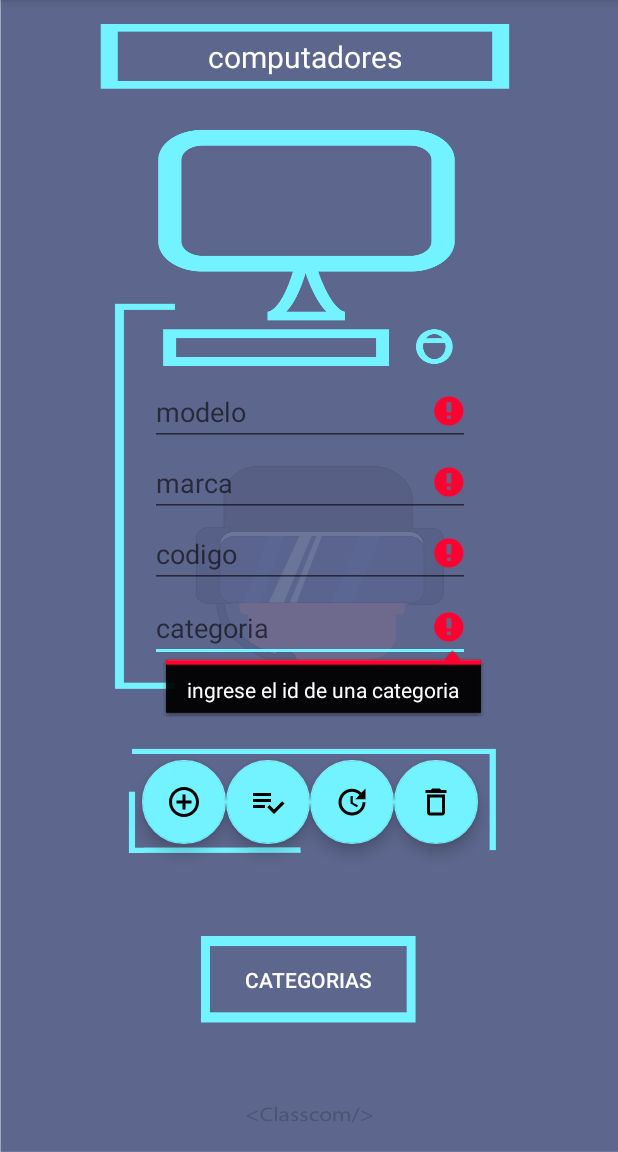
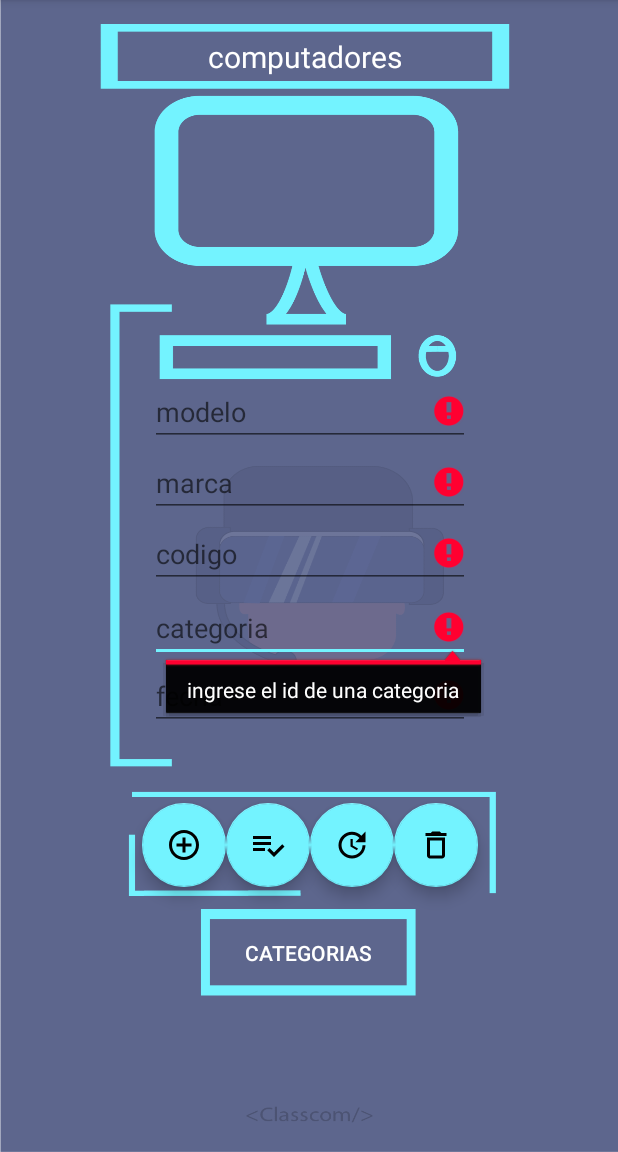
Before and after one commit to rojas05/classcom, an Android app: the busqueda screen opened directly, with no data from a screen before it, after a tap on an icon or button, on a phone screen of 412 x 824 dp, the part 84-1236 px from its top. Run offline under Robolectric (Android 15) with nearby library versions, the phone set to English and light mode, and no system bars.

Commit message:
corrección

```diff
--- a/app/src/main/AndroidManifest.xml
+++ b/app/src/main/AndroidManifest.xml
@@ -1,6 +1,7 @@
 <?xml version="1.0" encoding="utf-8"?>
 <manifest xmlns:android="http://schemas.android.com/apk/res/android"
     package="com.cristian.rojas" >
+    <uses-permission android:name="android.permission.INTERNET"/>
     <application
         android:allowBackup="true"
         android:icon="@mipmap/logoins"
--- a/app/src/main/java/com/cristian/rojas/busqueda.kt
+++ b/app/src/main/java/com/cristian/rojas/busqueda.kt
@@ -31,8 +31,16 @@ class busqueda : AppCompatActivity(), View.OnClickListener {
           val intent =  Intent(this,categorias::class.java)
             startActivity(intent)
         }
+        vinculo.etdate.setOnClickListener{showDatepickerDialogo()}
     }
 
+    private fun showDatepickerDialogo() {
+        val datePicker = fecha{dia, mes, an -> onDateSelecter(dia, mes, an) }
+        datePicker.show(supportFragmentManager, "datePiker")
+    }
+    fun onDateSelecter(dia:Int ,mes:Int ,an:Int){
+        vinculo.etdate.setText("$dia/$mes/$an")
+    }
     override fun onCreateOptionsMenu(menu: Menu?): Boolean {
         menuInflater.inflate(R.menu.menu,menu)
         return true
@@ -70,23 +78,27 @@ class busqueda : AppCompatActivity(), View.OnClickListener {
                 var marc: String? = null
                 var codi: Int? = null
                 var mode: String? = null
+                var fecha: String? = null
                 if (TextUtils.isEmpty(vinculo.modelo.text.toString()) && TextUtils.isEmpty(vinculo.marca.text.toString())
-                    && TextUtils.isEmpty(vinculo.codigo.text.toString()) && TextUtils.isEmpty(vinculo.categoria.text.toString())) {
+                    && TextUtils.isEmpty(vinculo.codigo.text.toString()) && TextUtils.isEmpty(vinculo.categoria.text.toString()) && TextUtils.isEmpty(vinculo.etdate.text.toString())) {
                     vinculo.modelo.error = "ingrese un modelo"
                     vinculo.marca.error = "ingrese una marca"
                     vinculo.categoria.error = "ingrese el id de una categoria"
                     vinculo.codigo.error = "ingrese el codigo"
+                    vinculo.etdate.error = "ingrese una fecha"
                     vinculo.modelo.requestFocus()
                     vinculo.marca.requestFocus()
                     vinculo.codigo.requestFocus()
                     vinculo.categoria.requestFocus()
+                    vinculo.etdate.requestFocus()
                 } else {
                     cate = vinculo.categoria.text.toString().toInt()
                     marc = vinculo.marca.text.toString()
                     codi = vinculo.codigo.text.toString().toInt()
                     mode = vinculo.modelo.text.toString()
+                    fecha = vinculo.etdate.text.toString()
                     mostrarinfo("computadores", "computador agregado exitosamente")
-                    val computerInfo = computadores(codi,mode,marc,cate)
+                    val computerInfo = computadores(codi,mode,marc,cate,fecha)
                     GlobalScope.launch {
                         classcom.getInstancia(this@busqueda).daocomputer().insertar(computerInfo)
                     }
@@ -101,6 +113,7 @@ class busqueda : AppCompatActivity(), View.OnClickListener {
                 var marc: String? = null
                 var mode: String? = null
                 vinculo.codigo.text = null
+                vinculo.etdate.text = null
                 if (TextUtils.isEmpty(vinculo.modelo.text.toString()) && TextUtils.isEmpty(vinculo.marca.text.toString())
                    && TextUtils.isEmpty(vinculo.categoria.text.toString())) {
                     vinculo.modelo.error = "ingrese un modelo"
@@ -155,7 +168,7 @@ class busqueda : AppCompatActivity(), View.OnClickListener {
                     launch(Dispatchers.Main){
                         alluser.forEach{
                             userData.append( "-->" + "CODIGO " + it.codigo + " MODELO " +it.modelo +"\n"
-                                   + " MARCA " +it.marca  + " CATEGOTIA "+it.categoria +"\n"+"\n")
+                                   + " MARCA " +it.marca  + " CATEGOTIA "+it.categoria + " FECHA "+ it.fecha+"\n"+"\n")
                         }
                         mostrar(userData.toString())
                     }
--- a/app/src/main/java/com/cristian/rojas/computadorDao.kt
+++ b/app/src/main/java/com/cristian/rojas/computadorDao.kt
@@ -5,7 +5,7 @@ import androidx.room.Insert
 import androidx.room.Query
 @Dao
 interface computadorDao {
-        @Query("SELECT * FROM computadores")
+        @Query("SELECT * FROM computadores" )
         suspend fun listar(): List<computadores>
         @Insert
         suspend fun insertar(vararg computador: computadores)
--- a/app/src/main/java/com/cristian/rojas/computadores.kt
+++ b/app/src/main/java/com/cristian/rojas/computadores.kt
@@ -13,5 +13,6 @@ data class computadores (
     @PrimaryKey val codigo: Int?,
     @ColumnInfo(name = "modelo") val modelo: String?,
     @ColumnInfo(name = "marca") val marca: String?,
-    @ColumnInfo(name = "categoria") val categoria: Int?
+    @ColumnInfo(name = "categoria") val categoria: Int?,
+    @ColumnInfo(name = "fecha") val fecha: String?
         )
--- a/app/src/main/res/layout/activity_busqueda.xml
+++ b/app/src/main/res/layout/activity_busqueda.xml
@@ -6,11 +6,12 @@
     android:layout_height="match_parent"
     android:background="@drawable/fondo"
     tools:context=".busqueda">
+
     <TextView
         android:id="@+id/textView2"
-        android:layout_width="279dp"
-        android:layout_height="383dp"
-        android:layout_marginTop="80dp"
+        android:layout_width="286dp"
+        android:layout_height="460dp"
+        android:layout_marginTop="56dp"
         android:background="@drawable/computadores"
         app:layout_constraintEnd_toEndOf="parent"
         app:layout_constraintStart_toStartOf="parent"
@@ -114,7 +115,7 @@
         android:id="@+id/textView3"
         android:layout_width="254dp"
         android:layout_height="86dp"
-        android:layout_marginTop="28dp"
+        android:layout_marginTop="4dp"
         android:background="@drawable/botones"
         app:layout_constraintEnd_toEndOf="parent"
         app:layout_constraintHorizontal_bias="0.496"
@@ -133,7 +134,7 @@
         app:layout_constraintHorizontal_bias="0.498"
         app:layout_constraintStart_toStartOf="parent"
         app:layout_constraintTop_toBottomOf="@+id/textView3"
-        app:layout_constraintVertical_bias="0.354" />
+        app:layout_constraintVertical_bias="0.0" />
 
     <TextView
         android:id="@+id/textView4"
@@ -150,4 +151,18 @@
         app:layout_constraintStart_toStartOf="parent"
         app:layout_constraintTop_toTopOf="parent" />
 
+    <EditText
+        android:id="@+id/etdate"
+        android:layout_width="wrap_content"
+        android:layout_height="wrap_content"
+        android:clickable="false"
+        android:ems="10"
+        android:focusable="false"
+        android:hint="fecha"
+        android:inputType="textPersonName"
+        android:textColor="#FFFFFF"
+        app:layout_constraintEnd_toEndOf="@+id/textView2"
+        app:layout_constraintStart_toStartOf="@+id/textView2"
+        app:layout_constraintTop_toBottomOf="@+id/categoria" />
+
 </androidx.constraintlayout.widget.ConstraintLayout>
--- a/app/src/main/res/values/themes.xml
+++ b/app/src/main/res/values/themes.xml
@@ -14,6 +14,9 @@
         <!-- Customize your theme here. -->
     </style>
     <style name="AppTheme" parent="Theme.AppCompat.Light.NoActionBar">
+    </style>
+    <style name="calendar" parent="android:Theme.Material.Dialog">
+        <item name="android:colorAccent">@color/light_blue_900</item>
     </style>
     <style name="Theme.Classcom.Fullscreen" parent="Theme.Classcom">
         <item name="android:actionBarStyle">@style/Widget.Theme.Classcom.ActionBar.Fullscreen</item>
```
Also changed, not shown: app/src/main/java/com/cristian/rojas/fecha.kt (added, +29 -0 lines), app/src/main/java/com/cristian/rojas/perfil.kt (+7 -0 lines), app/src/main/res/layout/activity_perfil.xml (+10 -0 lines).
